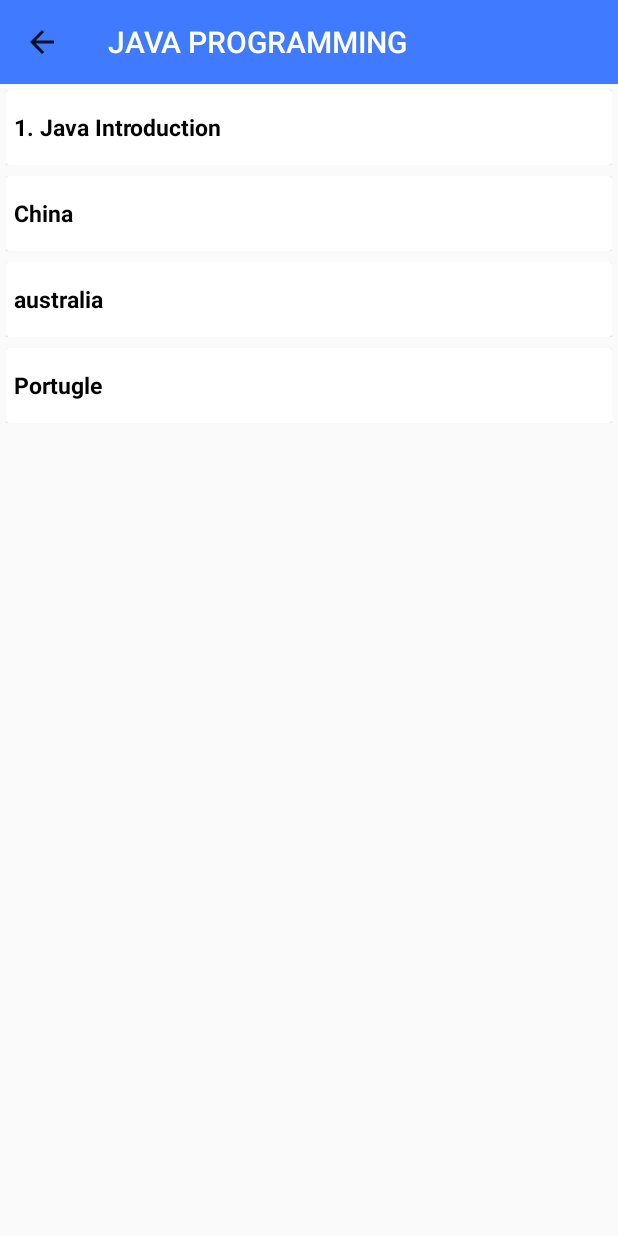
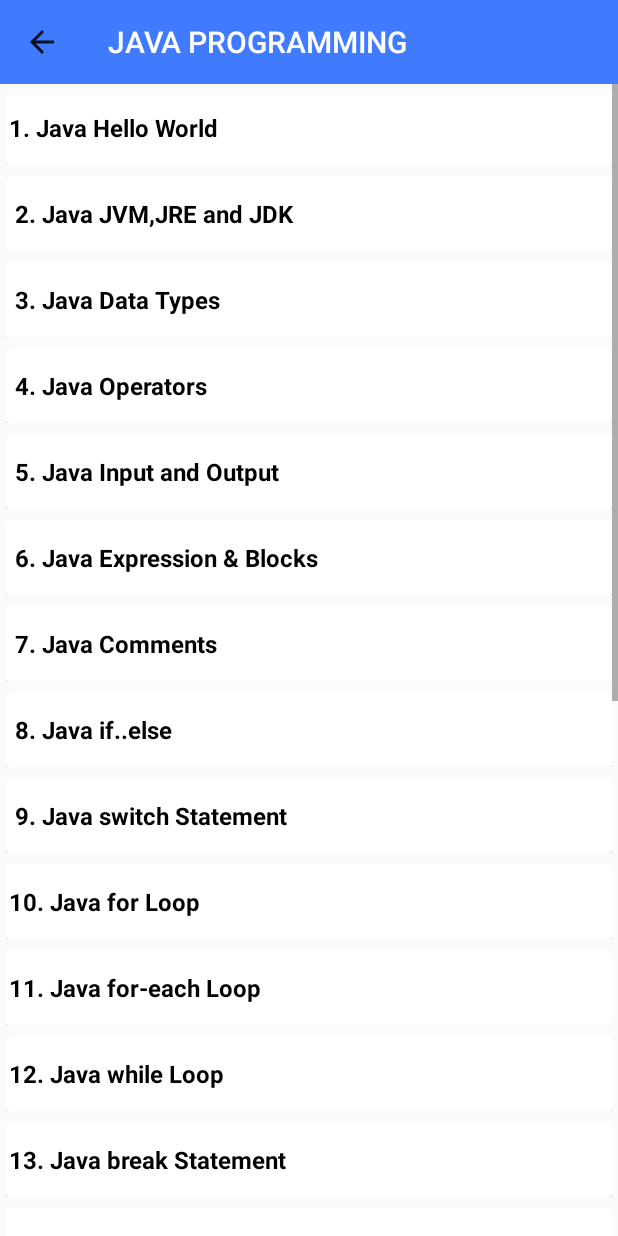
Before and after one commit to Rohan2596/Programme, an Android app: the Topic screen opened directly, with no data from a screen before it, after a tap on "JAVA PROGRAMMING", on a phone screen of 412 x 824 dp. Run offline under Robolectric (Android 15) with nearby library versions, the phone set to English and light mode, and no system bars.

Commit message:
ADDED:Contents added to listview and main_content started.

```diff
--- a/app/src/main/java/com/spatalabz/programme/Content.java
+++ b/app/src/main/java/com/spatalabz/programme/Content.java
@@ -15,9 +15,10 @@ public class Content extends AppCompatActivity {
     Intent intent;
     String techTitle;
     ListView simpleList;
+    Data data =new Data();
     //"SHELLSCRIPT PROGRAMMING","JAVA PROGRAMMING"
-    String javaList[]={"1. Java Introduction", "China", "australia", "Portugle"};
-    String shelllists[]={"1. Shell Introduction", "australia", "Portugle", "America", "NewZealand"};
+    String javaList[]=data.javaTopic;
+    String shelllists[]=data.shellScriptTopic;
 
     @Override
     protected void onCreate(Bundle savedInstanceState) {
@@ -37,6 +38,7 @@ public class Content extends AppCompatActivity {
             ArrayAdapter<String> arrayAdapter = new ArrayAdapter<String>(this, R.layout.content_list, R.id.textView, shelllists);
             simpleList.setAdapter(arrayAdapter);
 
+
         }
         if(techTitle.equals("JAVA PROGRAMMING")){
             simpleList = (ListView)findViewById(R.id.contentList);
--- /dev/null
+++ b/app/src/main/java/com/spatalabz/programme/Data.java
@@ -0,0 +1,54 @@
+package com.spatalabz.programme;
+
+import android.util.ArrayMap;
+
+import java.util.HashMap;
+import java.util.Hashtable;
+import java.util.Map;
+
+public class Data {
+
+    public String[] shellScriptTopic={" 1. Shell Scripting",
+            " 2. What is Shell?",
+            " 3. Using Variables",
+            " 4. Special Variables",
+            " 5. Using Arrays",
+            " 6. Basic Operators",
+            " 7. Decision Making",
+            " 8. Quoting Mechanisms",
+            " 9. IO Redirections",
+            "10. Shell Functions",
+            "11. Regular Expressions",
+            "12. File System Basics",
+            "13. User Administration",
+            "14. System Logging",
+            "15. Signals and Traps"};
+    public String[] javaTopic={"1. Java Hello World",
+            " 2. Java JVM,JRE and JDK",
+            " 3. Java Data Types",
+            " 4. Java Operators",
+            " 5. Java Input and Output",
+            " 6. Java Expression & Blocks",
+            " 7. Java Comments",
+            " 8. Java if..else",
+            " 9. Java switch Statement",
+            "10. Java for Loop",
+            "11. Java for-each Loop",
+            "12. Java while Loop",
+            "13. Java break Statement",
+            "14. Java continue Statements",
+            "15. Java Arrays",
+            "16. Multidimensional Array",
+            "17. Java Copy Arrays",
+            "18. Java Classes And Methods",
+            "19. Java Methods",
+            "20. Java Constructor",
+            "21. Java Strings",
+            "22. Java Access Modifiers",
+            "23. Java this keyword",
+            "24. Java final keyword",
+            "25. Java Recursion"};
+
+
+
+}
--- a/app/src/main/res/layout/content_list.xml
+++ b/app/src/main/res/layout/content_list.xml
@@ -19,14 +19,14 @@
                 <LinearLayout
                     android:layout_width="match_parent"
                     android:layout_height="match_parent"
-                    android:padding="5dp">
+                    android:padding="2dp">
 
                         <TextView
                             android:id="@+id/textView"
                             android:layout_width="fill_parent"
                             android:layout_height="wrap_content"
                             android:layout_gravity="center"
-                            android:textSize="15sp"
+                            android:textSize="16sp"
                             android:textStyle="bold"
                             android:textColor="#000000" />
                 </LinearLayout>
--- a/app/src/main/res/values/strings.xml
+++ b/app/src/main/res/values/strings.xml
@@ -2,5 +2,8 @@
     <string name="app_name">Programme</string>
     <string name="navigation_open">navigation_open</string>
     <string name="navigation_close">navigation_close</string>
-
+    <string-array name="Shell">
+        <item>Shell Script</item>
+        <item>kjbfdshf</item>
+    </string-array>
 </resources>
```
Also changed, not shown: app/src/main/AndroidManifest.xml (+4 -4 lines), app/src/main/java/com/spatalabz/programme/Main_Content.java (added, +23 -0 lines), app/src/main/res/layout/activity_main__content.xml (added, +24 -0 lines).
